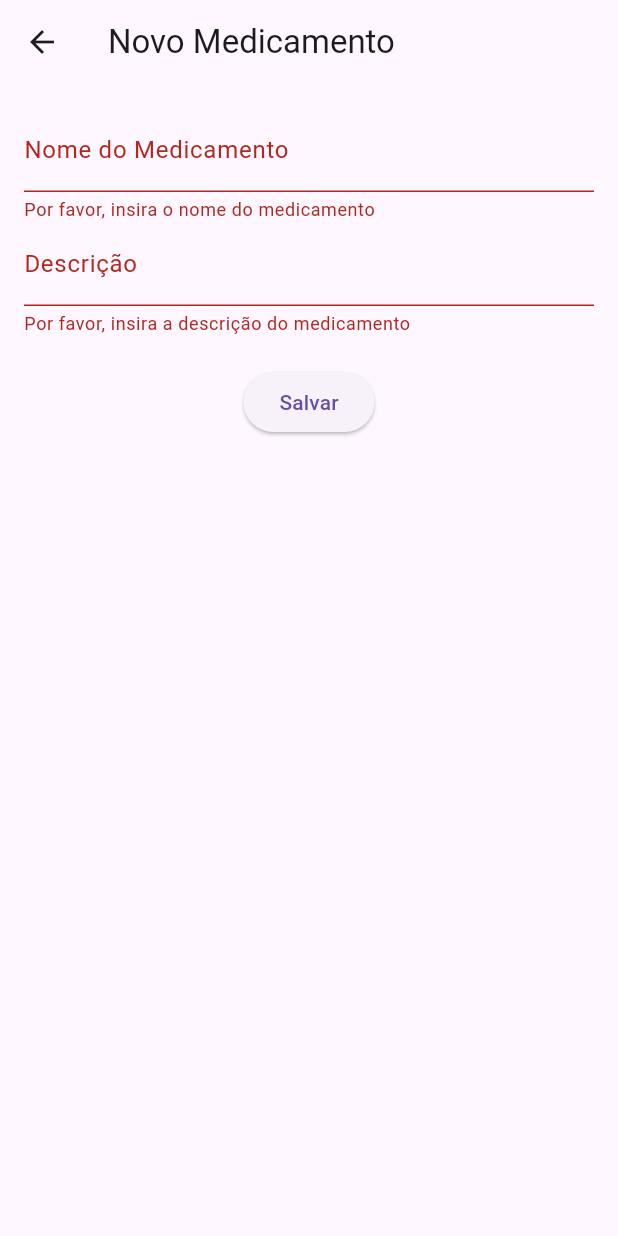
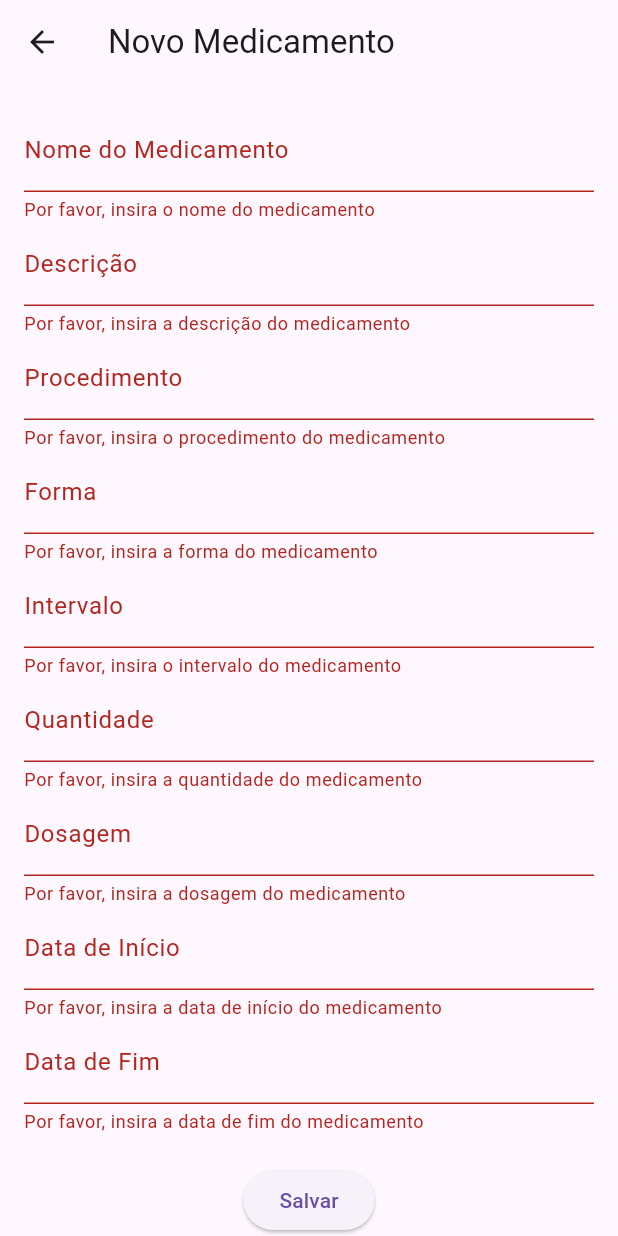
Before and after one commit to ViniciusMVilela/app-medicamentos, a Flutter app: the FormularioMedicamentoPage screen opened directly, after a tap on "Salvar", on a phone screen of 412 x 824 dp. Run offline on Flutter 3.47's test engine with Material 3 defaults, Android fonts, the phone set to English and light mode, and no system bars; network calls fail.

```diff
--- a/app/lib/formularioMedicamentos.dart
+++ b/app/lib/formularioMedicamentos.dart
@@ -18,6 +18,13 @@ class _FormularioMedicamentoPageState extends State<FormularioMedicamentoPage> {
   final _formKey = GlobalKey<FormState>();
   final _nomeController = TextEditingController();
   final _descricaoController = TextEditingController();
+  final _procedimentoController = TextEditingController();
+  final _formaController = TextEditingController();
+  final _intervaloController = TextEditingController();
+  final _quantidadeController = TextEditingController();
+  final _dosagemController = TextEditingController();
+  final _dataInicioController = TextEditingController();
+  final _dataFimController = TextEditingController();
 
   @override
   void initState() {
@@ -25,23 +32,30 @@ class _FormularioMedicamentoPageState extends State<FormularioMedicamentoPage> {
     if (widget.medicamento != null) {
       _nomeController.text = widget.medicamento!.nome;
       _descricaoController.text = widget.medicamento!.descricao;
+      _procedimentoController.text = widget.medicamento!.procedimento;
+      _formaController.text = widget.medicamento!.forma;
+      _intervaloController.text = widget.medicamento!.intervalo.toString();
+      _quantidadeController.text = widget.medicamento!.quantidade.toString();
+      _dosagemController.text = widget.medicamento!.dosagem.toString();
+      _dataInicioController.text = widget.medicamento!.dataInicio.toString();
+      _dataFimController.text = widget.medicamento!.dataFim.toString();
     }
   }
 
   void _salvarMedicamento() {
     if (_formKey.currentState!.validate()) {
       final novoMedicamento = Medicamento(
-        id: widget.medicamento?.id ?? Random().nextInt(1000).toString(),
+        id: widget.medicamento?.id ?? Random().nextInt(1000),
         nome: _nomeController.text,
         descricao: _descricaoController.text,
-        procedimento: '',
+        procedimento: _procedimentoController.text,
         lembretes: [],
-        forma: '',
-        intervalo: '',
-        quantidade: '',
-        dosagem: '',
-        dataInicio: '',
-        dataFim: '',
+        forma: _formaController.text,
+        intervalo: int.parse(_intervaloController.text),
+        quantidade: int.parse(_quantidadeController.text),
+        dosagem: int.parse(_dosagemController.text),
+        dataInicio: _dataInicioController.text,
+        dataFim: _dataFimController.text,
       );
       final apiService = ApiService();
       apiService.addMedicamento(novoMedicamento).then((_) {
@@ -87,6 +101,76 @@ class _FormularioMedicamentoPageState extends State<FormularioMedicamentoPage> {
                   return null;
                 },
               ),
+              TextFormField(
+                controller: _procedimentoController,
+                decoration: const InputDecoration(labelText: 'Procedimento'),
+                validator: (value) {
+                  if (value == null || value.isEmpty) {
+                    return 'Por favor, insira o procedimento do medicamento';
+                  }
+                  return null;
+                },
+              ),
+              TextFormField(
+                controller: _formaController,
+                decoration: const InputDecoration(labelText: 'Forma'),
+                validator: (value) {
+                  if (value == null || value.isEmpty) {
+                    return 'Por favor, insira a forma do medicamento';
+                  }
+                  return null;
+                },
+              ),
+              TextFormField(
+                controller: _intervaloController,
+                decoration: const InputDecoration(labelText: 'Intervalo'),
+                validator: (value) {
+                  if (value == null || value.isEmpty) {
+                    return 'Por favor, insira o intervalo do medicamento';
+                  }
+                  return null;
+                },
+              ),
+              TextFormField(
+                controller: _quantidadeController,
+                decoration: const InputDecoration(labelText: 'Quantidade'),
+                validator: (value) {
+                  if (value == null || value.isEmpty) {
+                    return 'Por favor, insira a quantidade do medicamento';
+                  }
+                  return null;
+                },
+              ),
+              TextFormField(
+                controller: _dosagemController,
+                decoration: const InputDecoration(labelText: 'Dosagem'),
+                validator: (value) {
+                  if (value == null || value.isEmpty) {
+                    return 'Por favor, insira a dosagem do medicamento';
+                  }
+                  return null;
+                },
+              ),
+              TextFormField(
+                controller: _dataInicioController,
+                decoration: const InputDecoration(labelText: 'Data de Início'),
+                validator: (value) {
+                  if (value == null || value.isEmpty) {
+                    return 'Por favor, insira a data de início do medicamento';
+                  }
+                  return null;
+                },
+              ),
+              TextFormField(
+                controller: _dataFimController,
+                decoration: const InputDecoration(labelText: 'Data de Fim'),
+                validator: (value) {
+                  if (value == null || value.isEmpty) {
+                    return 'Por favor, insira a data de fim do medicamento';
+                  }
+                  return null;
+                },
+              ),
               const SizedBox(height: 20),
               ElevatedButton(
                 onPressed: _salvarMedicamento,
--- a/app/lib/listaMedicamentos.dart
+++ b/app/lib/listaMedicamentos.dart
@@ -88,8 +88,8 @@ class _ListaMedicamentosPageState extends State<ListaMedicamentosPage> {
                         ),
                         IconButton(
                           icon: const Icon(Icons.delete),
-                          onPressed: () =>
-                              _removerMedicamento(int.parse(medicamento.id)),
+                          onPressed: () => _removerMedicamento(
+                              int.parse(medicamento.id as String)),
                         ),
                       ],
                     ),
--- a/app/lib/models/medicamentos.dart
+++ b/app/lib/models/medicamentos.dart
@@ -1,16 +1,17 @@
 import 'package:atividade04/models/lembrete.dart';
 
 class Medicamento {
-  String id;
+  int id;
   String nome;
   String descricao;
   List<Lembrete> lembretes;
   String forma;
-  String intervalo;
-  String quantidade;
+  int intervalo;
+  int quantidade;
   String dataInicio;
   String dataFim;
   String procedimento;
+  int dosagem;
 
   Medicamento({
     required this.id,
@@ -23,7 +24,7 @@ class Medicamento {
     required this.dataInicio,
     required this.dataFim,
     required this.procedimento,
-    required String dosagem,
+    required this.dosagem,
   });
 
   factory Medicamento.fromJson(Map<String, dynamic> json) {
```
Also changed, not shown: 1 other file.
